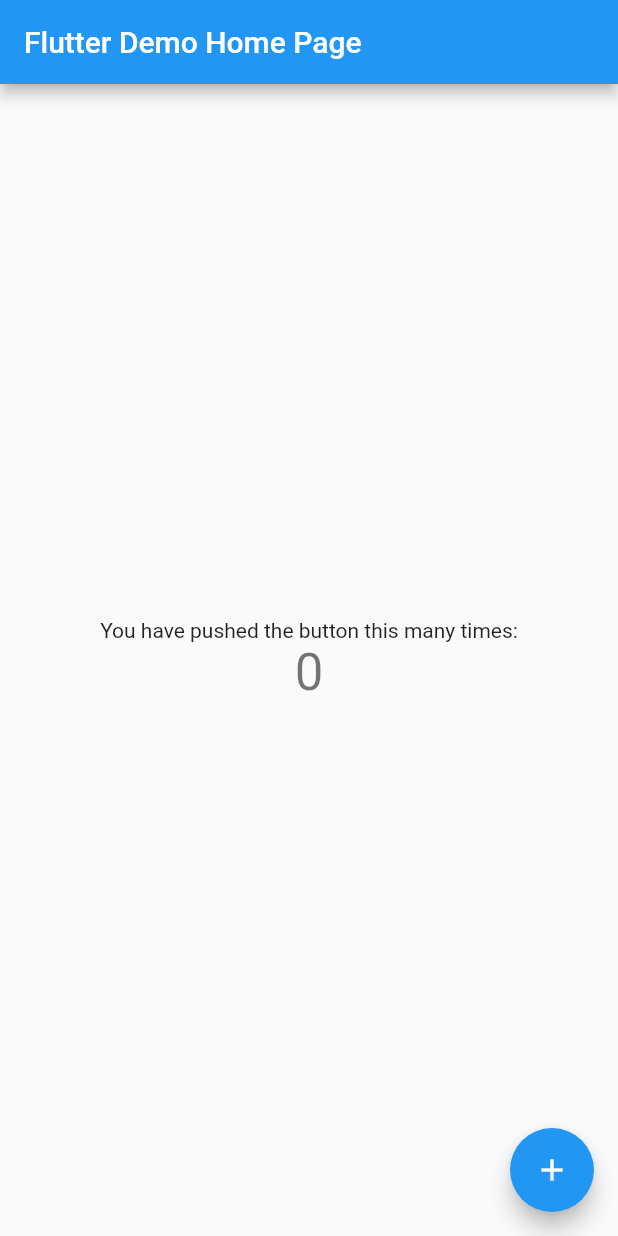
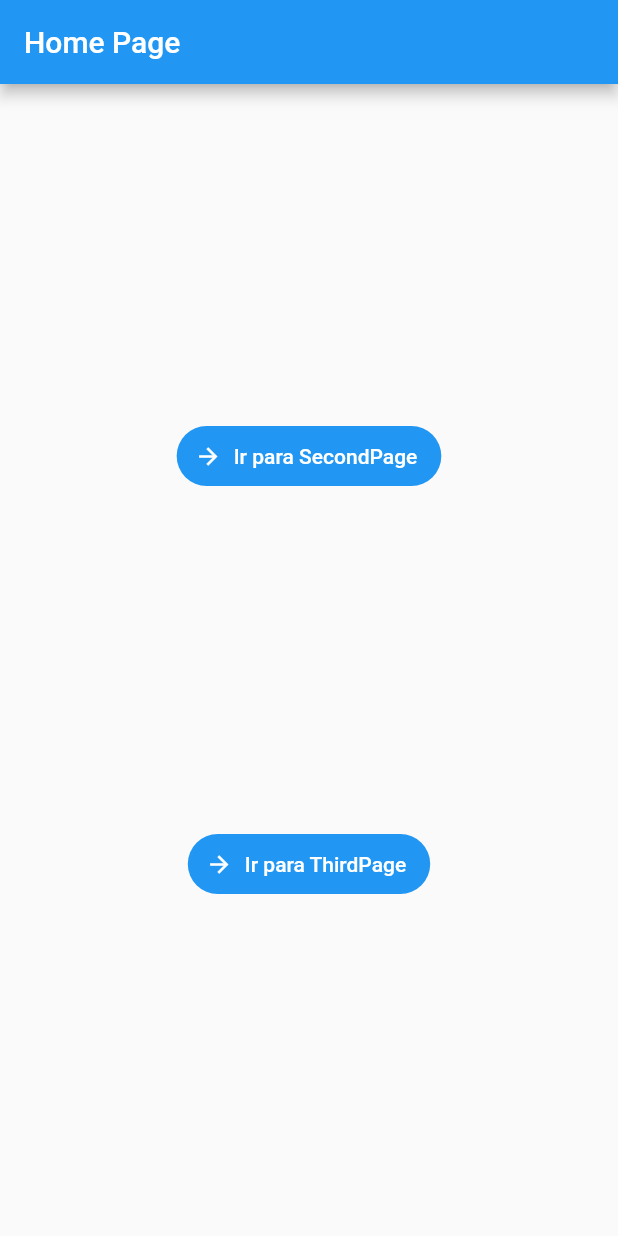
Before and after one commit to MateusVS/PI-5-DSM-Fatec-Araras-, a Flutter app: the screen it shows after launch, on a phone screen of 412 x 824 dp. Run offline on Flutter 3.47's test engine with Material 2 defaults, Android fonts, the light colour scheme and no system bars.

Commit message:
Navegacao entre paginas

```diff
--- a/lib/main.dart
+++ b/lib/main.dart
@@ -1,115 +1,24 @@
 import 'package:flutter/material.dart';
 
+import 'pages/home_page.dart';
+import 'pages/second_page.dart';
+import 'pages/third_page.dart';
+
 void main() {
-  runApp(const MyApp());
+  runApp(const App());
 }
 
-class MyApp extends StatelessWidget {
-  const MyApp({super.key});
+class App extends StatelessWidget {
+  const App({super.key});
 
-  // This widget is the root of your application.
   @override
   Widget build(BuildContext context) {
     return MaterialApp(
-      title: 'Flutter Demo',
-      theme: ThemeData(
-        // This is the theme of your application.
-        //
-        // Try running your application with "flutter run". You'll see the
-        // application has a blue toolbar. Then, without quitting the app, try
-        // changing the primarySwatch below to Colors.green and then invoke
-        // "hot reload" (press "r" in the console where you ran "flutter run",
-        // or simply save your changes to "hot reload" in a Flutter IDE).
-        // Notice that the counter didn't reset back to zero; the application
-        // is not restarted.
-        primarySwatch: Colors.blue,
-      ),
-      home: const MyHomePage(title: 'Flutter Demo Home Page'),
+      routes: {
+        '/': (context) => const HomePage(),
+        '/second': (context) => const SecondPage(),
+        '/third': (context) => const ThirdPage(),
+      },
     );
   }
 }
-
-class MyHomePage extends StatefulWidget {
-  const MyHomePage({super.key, required this.title});
-
-  // This widget is the home page of your application. It is stateful, meaning
-  // that it has a State object (defined below) that contains fields that affect
-  // how it looks.
-
-  // This class is the configuration for the state. It holds the values (in this
-  // case the title) provided by the parent (in this case the App widget) and
-  // used by the build method of the State. Fields in a Widget subclass are
-  // always marked "final".
-
-  final String title;
-
-  @override
-  State<MyHomePage> createState() => _MyHomePageState();
-}
-
-class _MyHomePageState extends State<MyHomePage> {
-  int _counter = 0;
-
-  void _incrementCounter() {
-    setState(() {
-      // This call to setState tells the Flutter framework that something has
-      // changed in this State, which causes it to rerun the build method below
-      // so that the display can reflect the updated values. If we changed
-      // _counter without calling setState(), then the build method would not be
-      // called again, and so nothing would appear to happen.
-      _counter++;
-    });
-  }
-
-  @override
-  Widget build(BuildContext context) {
-    // This method is rerun every time setState is called, for instance as done
-    // by the _incrementCounter method above.
-    //
-    // The Flutter framework has been optimized to make rerunning build methods
-    // fast, so that you can just rebuild anything that needs updating rather
-    // than having to individually change instances of widgets.
-    return Scaffold(
-      appBar: AppBar(
-        // Here we take the value from the MyHomePage object that was created by
-        // the App.build method, and use it to set our appbar title.
-        title: Text(widget.title),
-      ),
-      body: Center(
-        // Center is a layout widget. It takes a single child and positions it
-        // in the middle of the parent.
-        child: Column(
-          // Column is also a layout widget. It takes a list of children and
-          // arranges them vertically. By default, it sizes itself to fit its
-          // children horizontally, and tries to be as tall as its parent.
-          //
-          // Invoke "debug painting" (press "p" in the console, choose the
-          // "Toggle Debug Paint" action from the Flutter Inspector in Android
-          // Studio, or the "Toggle Debug Paint" command in Visual Studio Code)
-          // to see the wireframe for each widget.
-          //
-          // Column has various properties to control how it sizes itself and
-          // how it positions its children. Here we use mainAxisAlignment to
-          // center the children vertically; the main axis here is the vertical
-          // axis because Columns are vertical (the cross axis would be
-          // horizontal).
-          mainAxisAlignment: MainAxisAlignment.center,
-          children: <Widget>[
-            const Text(
-              'You have pushed the button this many times:',
-            ),
-            Text(
-              '$_counter',
-              style: Theme.of(context).textTheme.headlineMedium,
-            ),
-          ],
-        ),
-      ),
-      floatingActionButton: FloatingActionButton(
-        onPressed: _incrementCounter,
-        tooltip: 'Increment',
-        child: const Icon(Icons.add),
-      ), // This trailing comma makes auto-formatting nicer for build methods.
-    );
-  }
-}
--- /dev/null
+++ b/lib/pages/home_page.dart
@@ -0,0 +1,38 @@
+import 'package:flutter/material.dart';
+
+class HomePage extends StatelessWidget {
+  const HomePage({super.key});
+
+  @override
+  Widget build(BuildContext context) {
+    return Scaffold(
+      appBar: AppBar(
+        title: const Text('Home Page'),
+      ),
+      body: SizedBox.expand(
+        child: Column(
+          mainAxisAlignment: MainAxisAlignment.spaceEvenly,
+          crossAxisAlignment: CrossAxisAlignment.center,
+          children: [
+            FilledButton.icon(
+              onPressed: () {
+                // Navegação com rota nomeada para a segunda página
+                Navigator.pushNamed(context, '/second');
+              },
+              icon: const Icon(Icons.arrow_forward),
+              label: const Text('Ir para SecondPage'),
+            ),
+            FilledButton.icon(
+              onPressed: () {
+                // Navegação com rota nomeada para a terceira página
+                Navigator.pushNamed(context, '/third');
+              },
+              icon: const Icon(Icons.arrow_forward),
+              label: const Text('Ir para ThirdPage'),
+            ),
+          ],
+        ),
+      ),
+    );
+  }
+}
```
Also changed, not shown: lib/pages/second_page.dart (added, +20 -0 lines), lib/pages/third_page.dart (added, +20 -0 lines).
